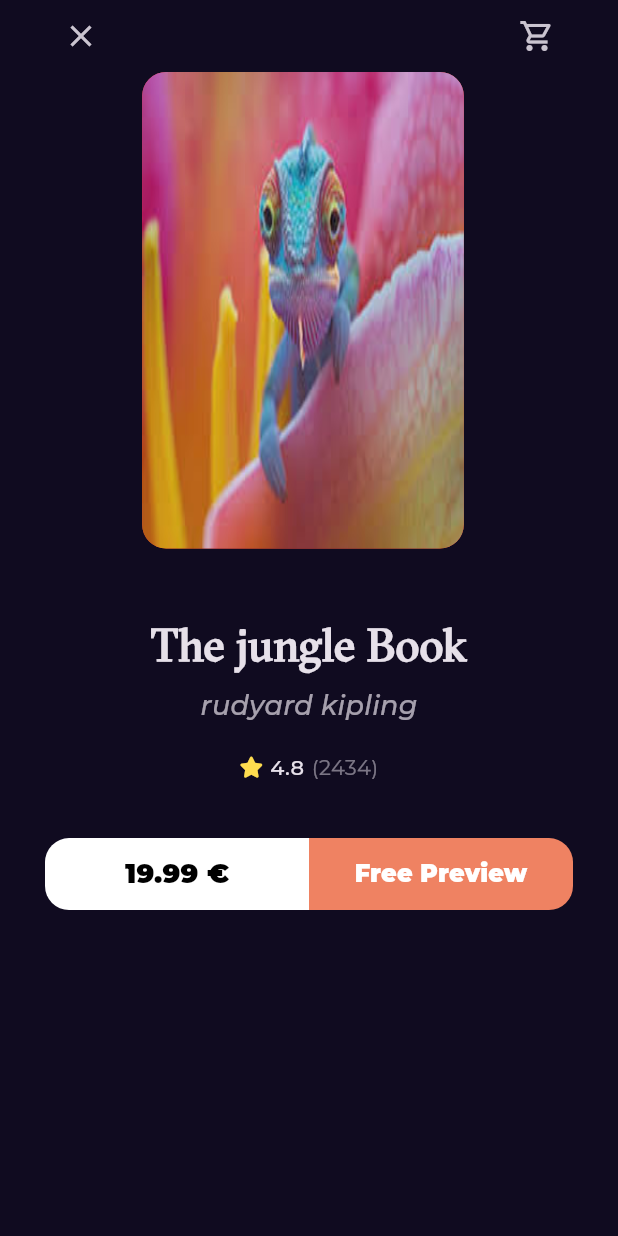
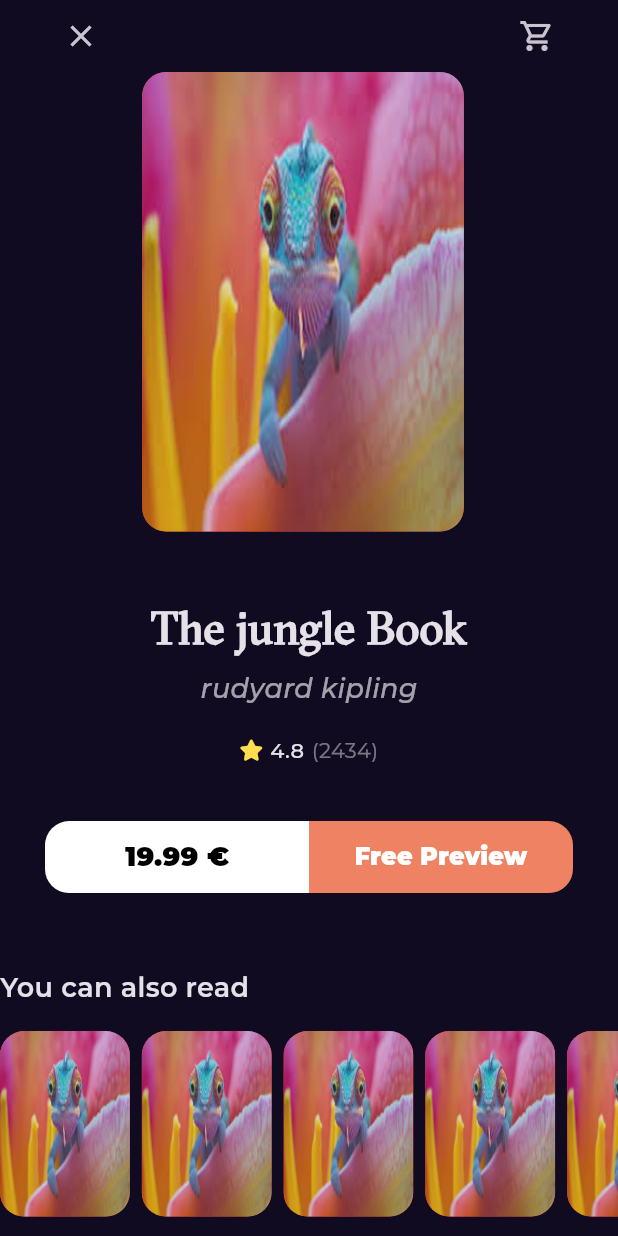
Before and after one commit to oudjoka/Booking_flutter_app, a Flutter app: the BookDetailsView screen opened by its route, on a phone screen of 412 x 824 dp. Run offline on Flutter 3.47's test engine with Material 3 defaults, Android fonts, the phone set to English and light mode, and no system bars; our stand-ins replace font_awesome_flutter, go_router, google_fonts.

Commit message:
create similar books list view

```diff
--- a/lib/features/home/presenataion/view/widgets/book_details_view_body.dart
+++ b/lib/features/home/presenataion/view/widgets/book_details_view_body.dart
@@ -3,6 +3,7 @@ import 'package:booking/features/home/presenataion/view/widgets/book_rating.dart
 import 'package:booking/features/home/presenataion/view/widgets/books_action.dart';
 import 'package:booking/features/home/presenataion/view/widgets/custom_book_details_app_bar.dart';
 import 'package:booking/features/home/presenataion/view/widgets/custom_book_image.dart';
+import 'package:booking/features/home/presenataion/view/widgets/similar_books_list_view.dart';
 import 'package:flutter/material.dart';
 
 class BookDetailsViewBody extends StatelessWidget {
@@ -38,6 +39,14 @@ class BookDetailsViewBody extends StatelessWidget {
         BookRating(mainAxisAlignment: MainAxisAlignment.center),
         SizedBox(height: 37),
         BooksAction(),
+        SizedBox(height: 50),
+        Align(
+          alignment: Alignment.centerLeft,
+          child: Text('You can also read', style: Styles.textStyle18),
+        ),
+        SizedBox(height: 16),
+        SimilarBooksListView(),
+        //SizedBox(height: 40),
       ],
     );
   }
--- a/lib/features/home/presenataion/view/widgets/custom_book_image.dart
+++ b/lib/features/home/presenataion/view/widgets/custom_book_image.dart
@@ -9,7 +9,7 @@ class CustomBookImage extends StatelessWidget {
     return Padding(
       padding: const EdgeInsets.only(right: 8),
       child: AspectRatio(
-        aspectRatio: 2.7 / 4,
+        aspectRatio: 2.8 / 4,
         child: Container(
           decoration: BoxDecoration(
             borderRadius: BorderRadius.circular(16),
--- /dev/null
+++ b/lib/features/home/presenataion/view/widgets/similar_books_list_view.dart
@@ -0,0 +1,19 @@
+import 'package:booking/features/home/presenataion/view/widgets/custom_book_image.dart';
+import 'package:flutter/material.dart';
+
+class SimilarBooksListView extends StatelessWidget {
+  const SimilarBooksListView({super.key});
+
+  @override
+  Widget build(BuildContext context) {
+    return SizedBox(
+      height: MediaQuery.of(context).size.height * .15,
+      child: ListView.builder(
+        scrollDirection: Axis.horizontal,
+        itemBuilder: (context, index) {
+          return CustomBookImage();
+        },
+      ),
+    );
+  }
+}
```
